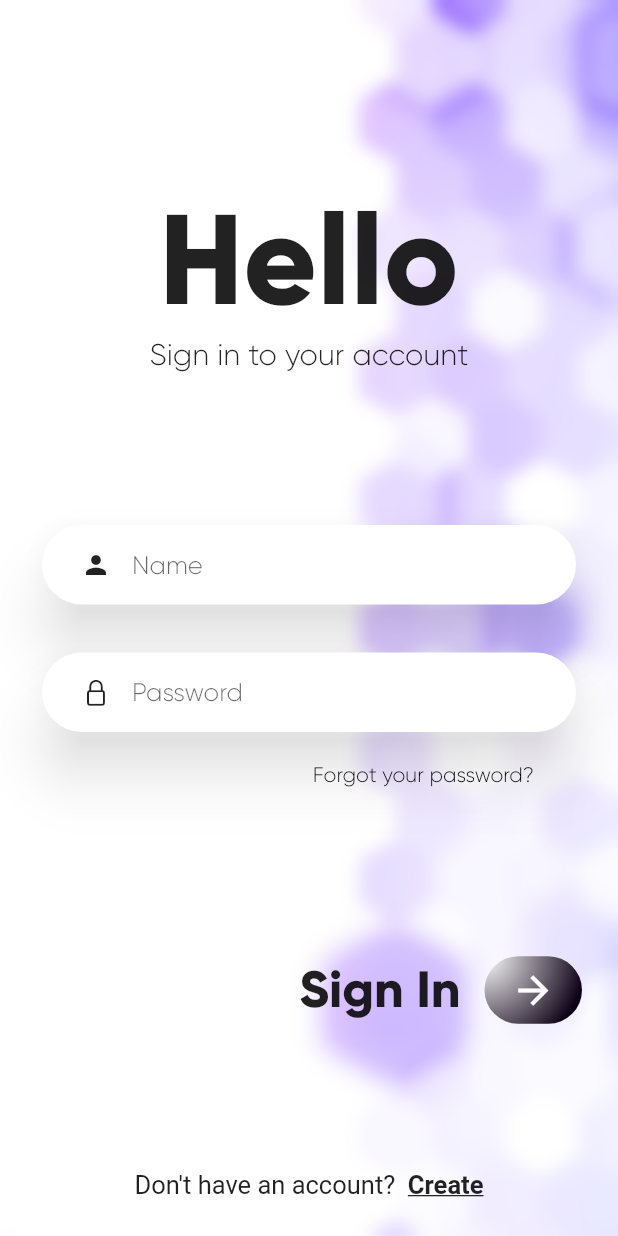
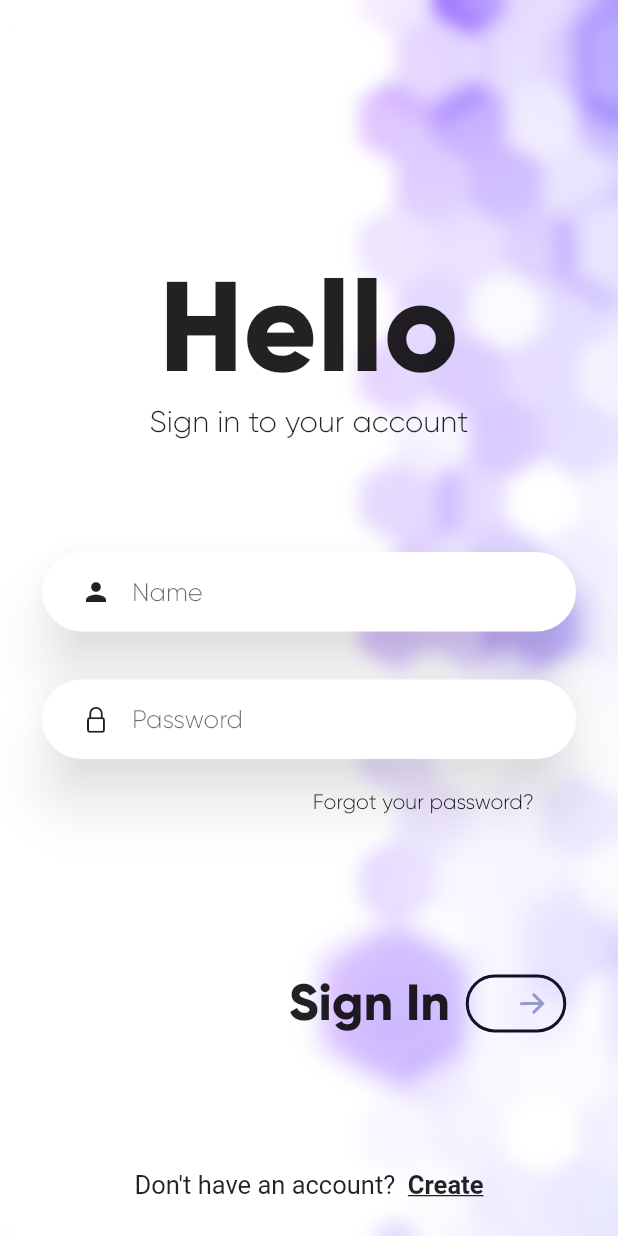
Before and after one commit to rashidwassan/flutter-ecommerce-app-ui, a Flutter app: the screen it shows after launch, on a phone screen of 412 x 824 dp. Run offline on Flutter 3.47's test engine with Material 2 defaults, Android fonts, the phone set to English and light mode, and no system bars; drawn by our look-alikes of lottie; our stand-ins replace flutter_svg, font_awesome_flutter, velocity_x.

Commit message:
login screen design update

```diff
--- a/lib/components/buttons.dart
+++ b/lib/components/buttons.dart
@@ -1,10 +1,20 @@
+import 'package:ecommerce_app_isaatech/constants/colors.dart';
+import 'package:ecommerce_app_isaatech/constants/images.dart';
 import 'package:flutter/cupertino.dart';
 import 'package:flutter/material.dart';
 import 'package:font_awesome_flutter/font_awesome_flutter.dart';
+import 'package:lottie/lottie.dart';
 import 'package:velocity_x/velocity_x.dart';
 
-Row buildSignInGradientButtonRow(
-    BuildContext context, String text, Function() onPressed) {
+class AuthButton extends StatelessWidget {
+  const AuthButton({Key? key, required this.text, required this.onPressed})
+      : super(key: key);
+
+  final String text;
+  final Function() onPressed;
+
+  @override
+  Widget build(BuildContext context) {
     return Row(
       mainAxisAlignment: MainAxisAlignment.end,
       children: [
@@ -12,37 +22,25 @@ Row buildSignInGradientButtonRow(
             style: Theme.of(context).textTheme.headline4!.copyWith(
                 fontWeight: FontWeight.w600,
                 color: Theme.of(context).colorScheme.onBackground)),
-      16.widthBox,
-      Container(
-        decoration: BoxDecoration(
-          borderRadius: BorderRadius.circular(500),
-          gradient: RadialGradient(
-            colors: [
-              Theme.of(context).colorScheme.background,
-              Theme.of(context).colorScheme.primaryVariant,
-            ],
-            center: Alignment.topLeft,
-            radius: 1.5,
-          ),
-        ),
-        child: SizedBox(
-          width: 65,
-          height: 45,
+        SizedBox(
           child: MaterialButton(
-            shape: RoundedRectangleBorder(
-                borderRadius: BorderRadius.circular(500)),
+            splashColor: CustomColors.customGrey,
+            shape:
+                RoundedRectangleBorder(borderRadius: BorderRadius.circular(80)),
             padding: const EdgeInsets.all(0),
             onPressed: onPressed,
-            child: Icon(
-              Icons.arrow_forward,
-              size: 30,
-              color: Theme.of(context).colorScheme.background,
-            ),
-          ),
+            child: Transform.rotate(
+                angle: 4.71239,
+                child: LottieBuilder.asset(
+                  Images.proceed,
+                  height: 80,
+                  frameRate: FrameRate(60),
+                )),
           ),
         ),
       ],
     );
+  }
 }
 
 class PrimaryShadowedButton extends StatelessWidget {
--- a/lib/constants/images.dart
+++ b/lib/constants/images.dart
@@ -5,6 +5,7 @@ class Images {
 
   // anims
   static const String splashAnim = 'assets/anims/splash_anim.json';
+  static const String proceed = 'assets/anims/proceed.json';
 
   // images
   static const String loginBg = 'assets/images/login_bg.png';
--- a/lib/screens/login.dart
+++ b/lib/screens/login.dart
@@ -68,6 +68,7 @@ class _LoginScreenState extends State<LoginScreen>
               children: [
                 double.infinity.widthBox,
                 const Spacer(),
+                const Spacer(),
                 _buildTitleText(context),
                 const Spacer(),
                 const PrimaryTextField(
@@ -95,9 +96,11 @@ class _LoginScreenState extends State<LoginScreen>
                   ],
                 ),
                 const Spacer(),
-                buildSignInGradientButtonRow(context, 'Sign In', () {
-                  Navigator.of(context).pushNamed(MainScreen.id);
-                }),
+                AuthButton(
+                    text: 'Sign In',
+                    onPressed: () {
+                      Navigator.of(context).pushNamed(MainScreen.id);
+                    }),
                 const Spacer(),
                 RichText(
                   text: TextSpan(children: [
--- a/lib/screens/signup.dart
+++ b/lib/screens/signup.dart
@@ -92,9 +92,11 @@ class _SignUpScreenState extends State<SignUpScreen>
                   prefixIcon: CupertinoIcons.phone_fill,
                 ),
                 const Spacer(),
-                buildSignInGradientButtonRow(context, 'Create', () {
-                  Navigator.of(context).pushNamed(MainScreen.id);
-                }),
+                AuthButton(
+                    text: 'Create',
+                    onPressed: () {
+                      Navigator.of(context).pushNamed(MainScreen.id);
+                    }),
                 const Spacer(),
                 Text('Or create account using social media',
                     style: TextStyle(
```
Also changed, not shown: assets/anims/proceed.json (added, +1 -0 lines). Lines whose indentation alone changed are shown as unchanged.
